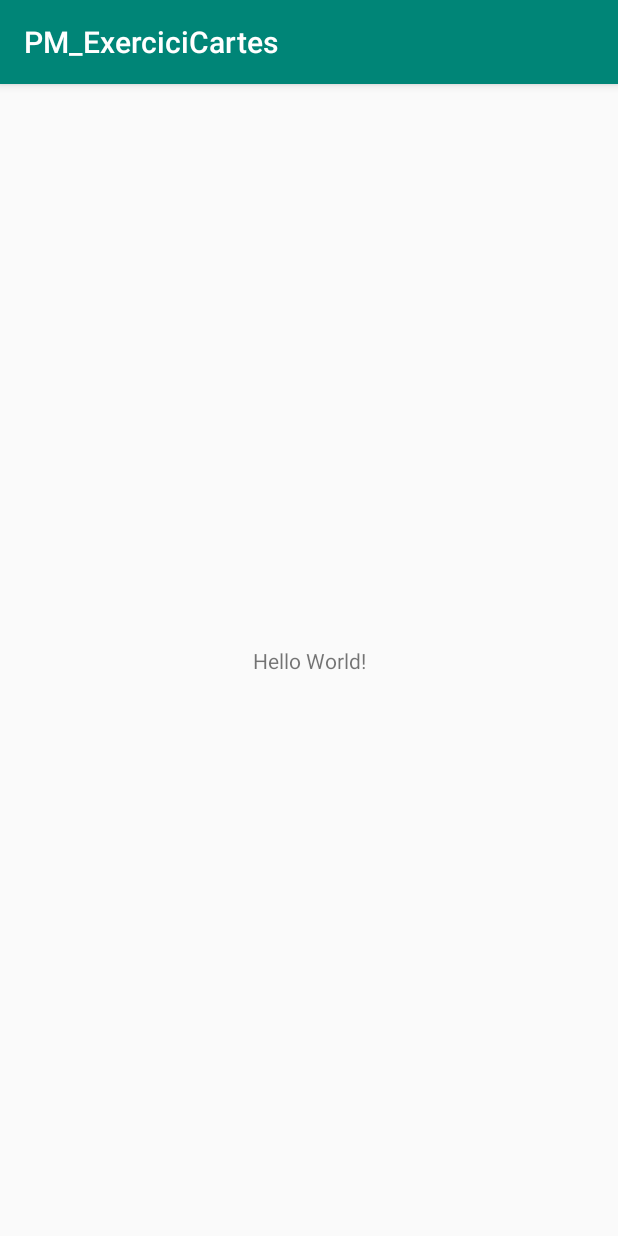
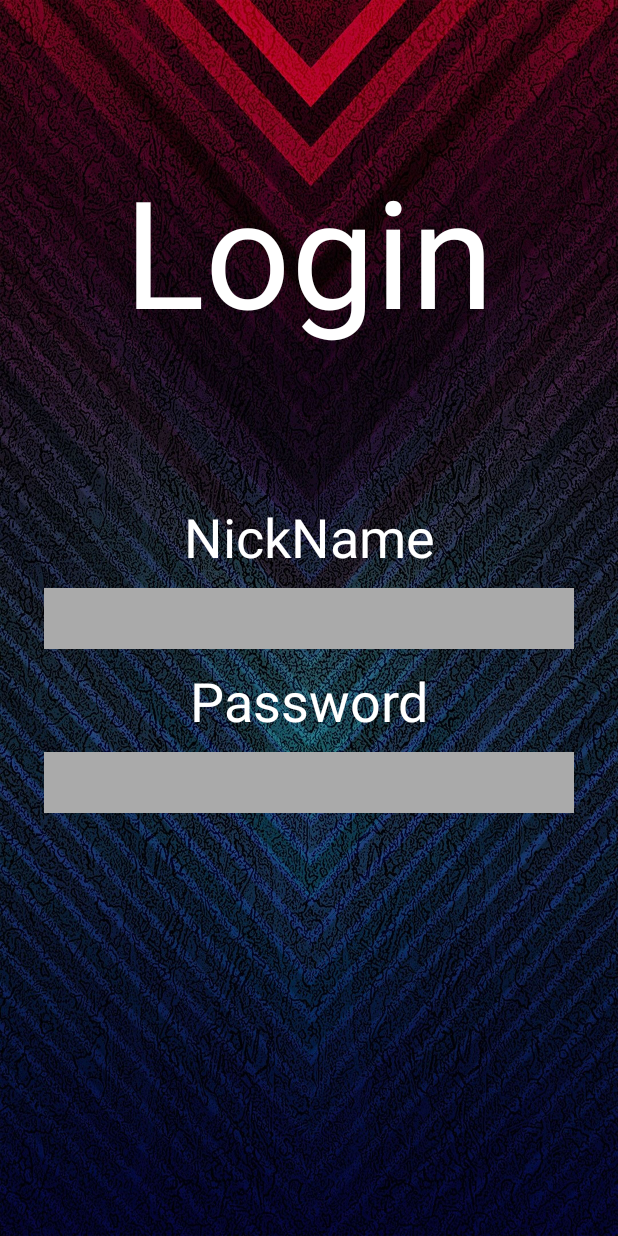
Before and after one commit to CarlesRa/PM_ExerciciCartes, an Android app: the screen it shows after launch (MainActivity before the commit, LoginActivity after it), on a phone screen of 412 x 824 dp. Run offline under Robolectric (Android 15) with nearby library versions, the phone set to English and light mode, and no system bars.

Commit message:
faig pantalla de login

```diff
--- a/app/src/main/AndroidManifest.xml
+++ b/app/src/main/AndroidManifest.xml
@@ -9,13 +9,16 @@
         android:roundIcon="@mipmap/ic_launcher_round"
         android:supportsRtl="true"
         android:theme="@style/AppTheme">
-        <activity android:name=".MainActivity">
+        <activity android:name=".activitys.LoginActivity">
             <intent-filter>
                 <action android:name="android.intent.action.MAIN" />
 
                 <category android:name="android.intent.category.LAUNCHER" />
             </intent-filter>
         </activity>
+        <activity android:name=".MainActivity">
+
+        </activity>
     </application>
 
 </manifest>
--- /dev/null
+++ b/app/src/main/java/com/carlesramos/pm_exercicicartes/activitys/LoginActivity.java
@@ -0,0 +1,21 @@
+package com.carlesramos.pm_exercicicartes.activitys;
+
+import androidx.appcompat.app.AppCompatActivity;
+
+import android.os.Bundle;
+import android.view.Window;
+import android.view.WindowManager;
+
+import com.carlesramos.pm_exercicicartes.R;
+
+public class LoginActivity extends AppCompatActivity {
+
+    @Override
+    protected void onCreate(Bundle savedInstanceState) {
+        super.onCreate(savedInstanceState);
+        requestWindowFeature(Window.FEATURE_NO_TITLE);
+        getWindow().setFlags(WindowManager.LayoutParams.FLAG_FULLSCREEN,
+                WindowManager.LayoutParams.FLAG_FULLSCREEN);
+        setContentView(R.layout.activity_login);
+    }
+}
--- /dev/null
+++ b/app/src/main/res/layout/activity_login.xml
@@ -0,0 +1,77 @@
+<?xml version="1.0" encoding="utf-8"?>
+<androidx.constraintlayout.widget.ConstraintLayout xmlns:android="http://schemas.android.com/apk/res/android"
+    xmlns:app="http://schemas.android.com/apk/res-auto"
+    xmlns:tools="http://schemas.android.com/tools"
+    android:id="@+id/relativeLayout"
+    android:layout_width="match_parent"
+    android:layout_height="match_parent"
+    android:background="@drawable/fondologin"
+    tools:context=".activitys.LoginActivity">
+
+
+    <TextView
+        android:id="@+id/textView3"
+        android:layout_width="wrap_content"
+        android:layout_height="wrap_content"
+        android:text="@string/login_title"
+        android:textSize="100sp"
+        android:textColor="@android:color/white"
+        app:layout_constraintBottom_toTopOf="@+id/textView"
+        app:layout_constraintEnd_toEndOf="parent"
+        app:layout_constraintStart_toStartOf="parent"
+        app:layout_constraintTop_toTopOf="parent" />
+
+    <TextView
+        android:id="@+id/textView"
+        android:layout_width="wrap_content"
+        android:layout_height="wrap_content"
+        android:layout_centerHorizontal="true"
+        android:layout_centerVertical="true"
+        android:layout_marginBottom="10dp"
+        android:text="@string/nick_name"
+        android:textColor="@android:color/white"
+        android:textSize="36sp"
+        app:layout_constraintBottom_toTopOf="@+id/etNickName"
+        app:layout_constraintLeft_toLeftOf="parent"
+        app:layout_constraintRight_toRightOf="parent" />
+
+    <EditText
+        android:id="@+id/etNickName"
+        android:layout_width="wrap_content"
+        android:layout_height="wrap_content"
+        android:background="@android:color/darker_gray"
+        android:ems="10"
+        android:inputType="textPersonName"
+        android:textColor="@android:color/white"
+        android:textSize="30sp"
+        app:layout_constraintBottom_toBottomOf="parent"
+        app:layout_constraintLeft_toLeftOf="parent"
+        app:layout_constraintRight_toRightOf="parent"
+        app:layout_constraintTop_toTopOf="parent" />
+
+    <TextView
+        android:id="@+id/textView2"
+        android:layout_width="wrap_content"
+        android:layout_height="wrap_content"
+        android:layout_marginTop="10dp"
+        android:text="@string/login_password"
+        android:textColor="@android:color/white"
+        android:textSize="36sp"
+        app:layout_constraintEnd_toEndOf="parent"
+        app:layout_constraintStart_toStartOf="parent"
+        app:layout_constraintTop_toBottomOf="@+id/etNickName" />
+
+    <EditText
+        android:id="@+id/editText2"
+        android:layout_width="wrap_content"
+        android:layout_height="wrap_content"
+        android:layout_marginTop="10dp"
+        android:background="@android:color/darker_gray"
+        android:ems="10"
+        android:inputType="textPassword"
+        android:textColor="@android:color/white"
+        android:textSize="30sp"
+        app:layout_constraintEnd_toEndOf="parent"
+        app:layout_constraintStart_toStartOf="parent"
+        app:layout_constraintTop_toBottomOf="@+id/textView2" />
+</androidx.constraintlayout.widget.ConstraintLayout>
--- a/app/src/main/res/values/colors.xml
+++ b/app/src/main/res/values/colors.xml
@@ -1,6 +1,6 @@
 <?xml version="1.0" encoding="utf-8"?>
 <resources>
-    <color name="colorPrimary">#008577</color>
-    <color name="colorPrimaryDark">#00574B</color>
-    <color name="colorAccent">#D81B60</color>
+    <color name="colorPrimary">#D791FF</color>
+    <color name="colorPrimaryDark">#7E00C7</color>
+    <color name="colorAccent">#E6FF78</color>
 </resources>
--- a/app/src/main/res/values/strings.xml
+++ b/app/src/main/res/values/strings.xml
@@ -1,3 +1,6 @@
 <resources>
     <string name="app_name">PM_ExerciciCartes</string>
+    <string name="nick_name">NickName</string>
+    <string name="login_password">Password</string>
+    <string name="login_title">Login</string>
 </resources>
--- a/app/src/main/res/values/styles.xml
+++ b/app/src/main/res/values/styles.xml
@@ -1,7 +1,7 @@
 <resources>
 
     <!-- Base application theme. -->
-    <style name="AppTheme" parent="Theme.AppCompat.Light.DarkActionBar">
+    <style name="AppTheme" parent="Theme.AppCompat.Light.NoActionBar">
         <!-- Customize your theme here. -->
         <item name="colorPrimary">@color/colorPrimary</item>
         <item name="colorPrimaryDark">@color/colorPrimaryDark</item>
```
Also changed, not shown: app/src/main/res/drawable/fondologin.jpg (added), app/src/main/res/drawable/turismo.jpg (added).
